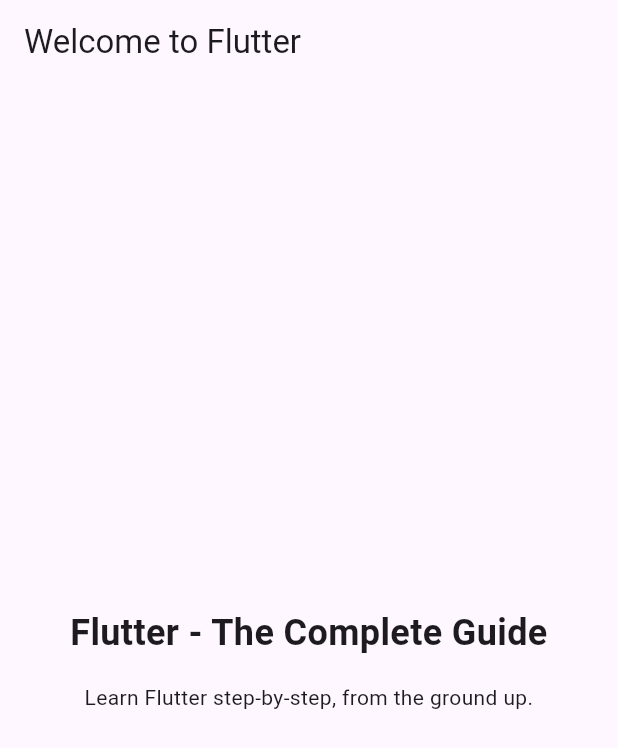
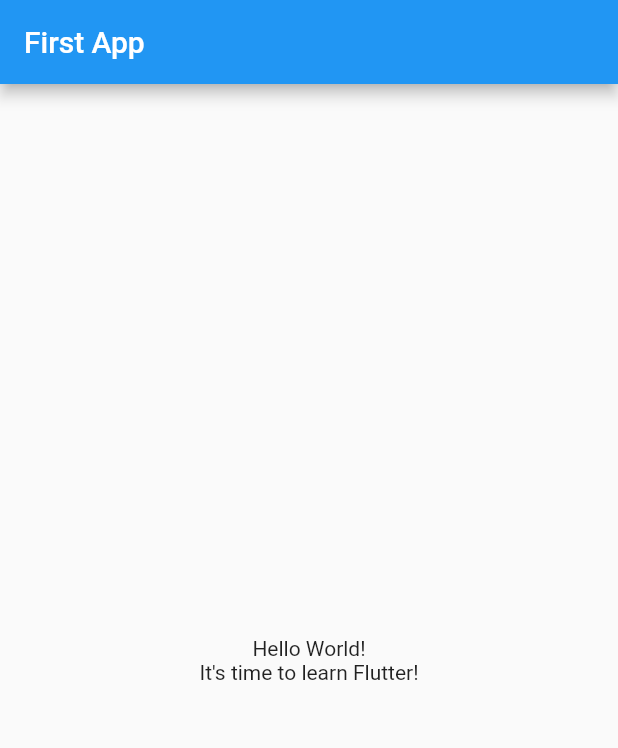
Before and after one commit to thewolfcommander/flutter-learing__first_app, a Flutter app: the screen it shows after launch, on a phone screen of 412 x 824 dp. Shown: the top 748 px of the screen. Run offline on Flutter 3.47's test engine with Material 2 defaults, Android fonts, the phone set to English and light mode, and no system bars.

Commit message:
learn: how dart works

```diff
--- a/lib/main.dart
+++ b/lib/main.dart
@@ -4,46 +4,29 @@ void main() {
   runApp(const MyApp());
 }
 
-// With Flutter, you create user interfaces by combining "widgets"
-// You'll learn all about them (and much more) throughout this course!
 class MyApp extends StatelessWidget {
   const MyApp({super.key});
 
-  // Every custom widget must have a build() method
-  // It tells Flutter, which widgets make up your custom widget
-  // Again: You'll learn all about that throughout the course!
   @override
   Widget build(BuildContext context) {
-    // Below, a bunch of built-in widgets are used (provided by Flutter)
-    // They will be explained in the next sections
-    // In this course, you will, of course, not just use them a lot but
-    // also learn about many other widgets!
     return MaterialApp(
-      title: 'Flutter First App',
-      theme: ThemeData(useMaterial3: true),
+      title: 'Flutter Demo',
+      theme: ThemeData(
+        primarySwatch: Colors.blue,
+      ),
       home: Scaffold(
         appBar: AppBar(
-          title: const Text('Welcome to Flutter'),
+          title: const Text('First App'),
         ),
-        body: Container(
-          width: double.infinity,
-          padding: const EdgeInsets.all(12),
-          child: const Column(
+        body: const Center(
+          child: Column(
             mainAxisAlignment: MainAxisAlignment.center,
-            crossAxisAlignment: CrossAxisAlignment.center,
             children: [
               Text(
-                'Flutter - The Complete Guide',
-                textAlign: TextAlign.center,
-                style: TextStyle(
-                  fontSize: 24,
-                  fontWeight: FontWeight.bold,
-                ),
+                'Hello World!',
               ),
-              SizedBox(height: 16),
               Text(
-                'Learn Flutter step-by-step, from the ground up.',
-                textAlign: TextAlign.center,
+                'It\'s time to learn Flutter!',
               ),
             ],
           ),
```
